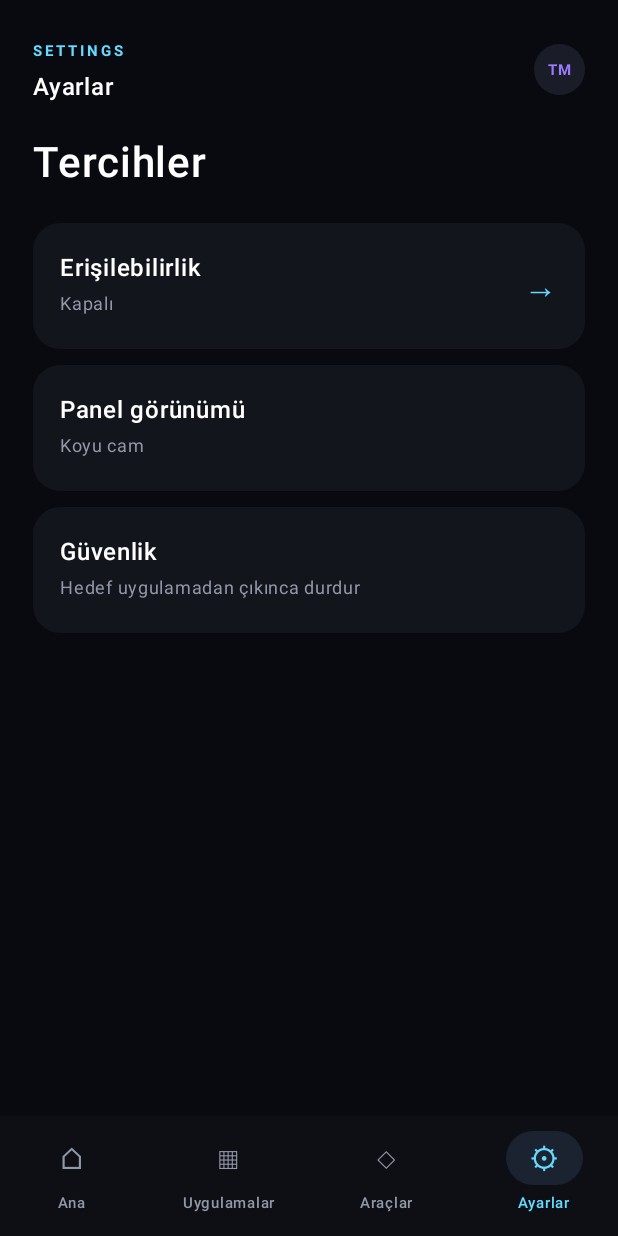
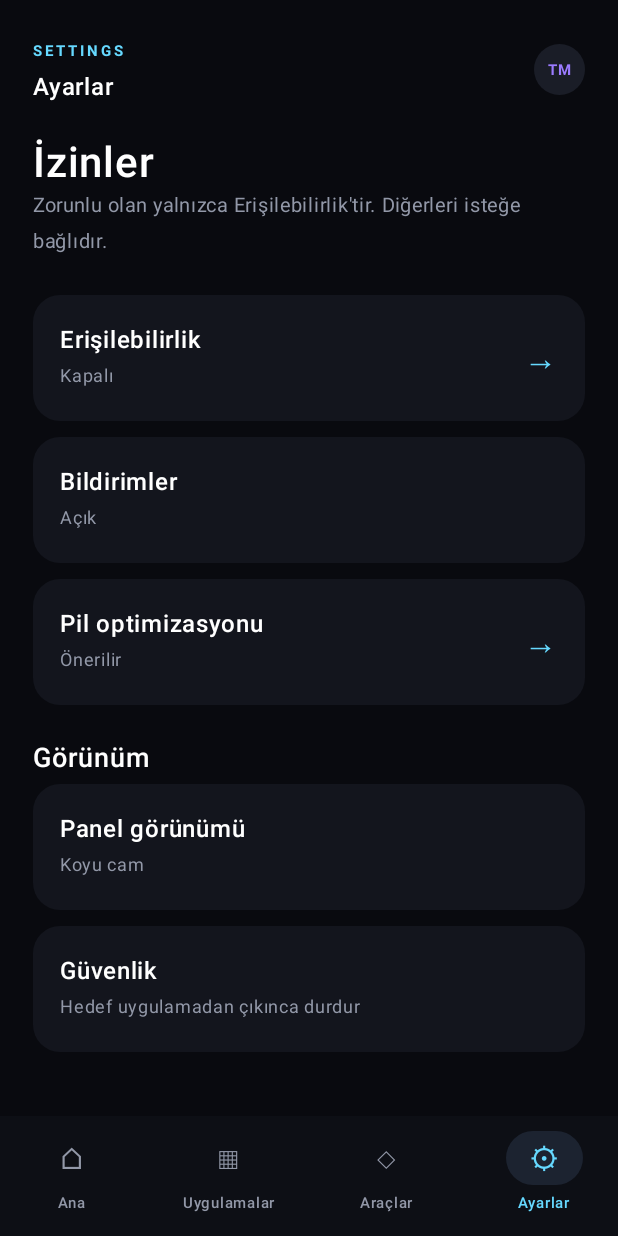
Before and after one commit to ereasaf9-hue/TouchMaster-Pro, an Android app built with Jetpack Compose: the screen it shows after launch (MainActivity), item 4 of the bottom bar chosen, on a phone screen of 412 x 824 dp. Run offline under Robolectric (Android 15) with nearby library versions, the phone set to English and light mode, and no system bars.

Commit message:
Add optional notification and battery permission settings

```diff
--- a/app/src/main/AndroidManifest.xml
+++ b/app/src/main/AndroidManifest.xml
@@ -1,5 +1,7 @@
 <manifest xmlns:android="http://schemas.android.com/apk/res/android">
     <uses-permission android:name="android.permission.VIBRATE" />
+    <uses-permission android:name="android.permission.POST_NOTIFICATIONS" />
+    <uses-permission android:name="android.permission.REQUEST_IGNORE_BATTERY_OPTIMIZATIONS" />
     <queries><intent><action android:name="android.intent.action.MAIN" /><category android:name="android.intent.category.LAUNCHER" /></intent></queries>
     <application android:theme="@style/Theme.TouchMaster" android:label="@string/app_name" android:allowBackup="false" android:supportsRtl="true">
         <activity android:name=".MainActivity" android:exported="true"><intent-filter><action android:name="android.intent.action.MAIN" /><category android:name="android.intent.category.LAUNCHER" /></intent-filter></activity>
--- a/app/src/main/java/com/touchmaster/pro/MainActivity.kt
+++ b/app/src/main/java/com/touchmaster/pro/MainActivity.kt
@@ -1,5 +1,6 @@
 package com.touchmaster.pro
 
+import android.Manifest
 import android.accessibilityservice.AccessibilityServiceInfo
 import android.content.Intent
 import android.graphics.Bitmap
@@ -7,7 +8,10 @@ import android.graphics.Canvas
 import android.graphics.drawable.BitmapDrawable
 import android.graphics.drawable.Drawable
 import android.os.Bundle
+import android.os.Build
+import android.os.PowerManager
 import android.provider.Settings
+import android.net.Uri
 import android.view.accessibility.AccessibilityManager
 import android.widget.Toast
 import androidx.activity.ComponentActivity
@@ -34,6 +38,9 @@ import androidx.compose.ui.platform.LocalContext
 import androidx.compose.ui.text.font.FontWeight
 import androidx.compose.ui.text.style.TextOverflow
 import androidx.compose.ui.unit.dp
+import androidx.lifecycle.Lifecycle
+import androidx.lifecycle.LifecycleEventObserver
+import androidx.lifecycle.compose.LocalLifecycleOwner
 import androidx.compose.ui.unit.sp
 import com.touchmaster.pro.data.AppItem
 import com.touchmaster.pro.data.ClickerSettings
@@ -66,6 +73,11 @@ class MainActivity : ComponentActivity() {
         .getEnabledAccessibilityServiceList(AccessibilityServiceInfo.FEEDBACK_ALL_MASK)
         .any { it.resolveInfo.serviceInfo.packageName == packageName }
 
+    private fun isNotificationGranted() = Build.VERSION.SDK_INT < 33 || checkSelfPermission(Manifest.permission.POST_NOTIFICATIONS) == android.content.pm.PackageManager.PERMISSION_GRANTED
+    private fun isBatteryOptimizationDisabled() = (getSystemService(POWER_SERVICE) as PowerManager).isIgnoringBatteryOptimizations(packageName)
+    private fun requestNotifications() { if (Build.VERSION.SDK_INT >= 33 && !isNotificationGranted()) requestPermissions(arrayOf(Manifest.permission.POST_NOTIFICATIONS), 7001) }
+    private fun requestBatteryOptimization() { if (!isBatteryOptimizationDisabled()) startActivity(Intent(Settings.ACTION_REQUEST_IGNORE_BATTERY_OPTIMIZATIONS, Uri.parse("package:$packageName"))) }
+
     private fun launchApp(app: AppItem) {
         if (!isAccessibilityEnabled()) {
             Toast.makeText(this, "Önce Erişilebilirlik hizmetini etkinleştirin.", Toast.LENGTH_LONG).show()
@@ -85,7 +97,15 @@ class MainActivity : ComponentActivity() {
     private fun TouchMasterApp() {
         var tab by remember { mutableIntStateOf(0) }
         var enabled by remember { mutableStateOf(isAccessibilityEnabled()) }
+        var notifications by remember { mutableStateOf(isNotificationGranted()) }
+        var batteryOptimization by remember { mutableStateOf(isBatteryOptimizationDisabled()) }
         var apps by remember { mutableStateOf<List<AppItem>>(emptyList()) }
+        val lifecycleOwner = LocalLifecycleOwner.current
+        DisposableEffect(lifecycleOwner) {
+            val observer = LifecycleEventObserver { _, event -> if (event == Lifecycle.Event.ON_RESUME) { enabled = isAccessibilityEnabled(); notifications = isNotificationGranted(); batteryOptimization = isBatteryOptimizationDisabled() } }
+            lifecycleOwner.lifecycle.addObserver(observer)
+            onDispose { lifecycleOwner.lifecycle.removeObserver(observer) }
+        }
         LaunchedEffect(Unit) { apps = withContext(Dispatchers.Default) { loadApps() } }
         Scaffold(containerColor = Ink, bottomBar = { BottomBar(tab) { tab = it } }) { padding ->
             Column(Modifier.fillMaxSize().padding(padding)) {
@@ -93,7 +113,7 @@ class MainActivity : ComponentActivity() {
                     0 -> HomeScreen(enabled) { startActivity(Intent(Settings.ACTION_ACCESSIBILITY_SETTINGS)); enabled = isAccessibilityEnabled() }
                     1 -> AppsScreen(apps, ::launchApp)
                     2 -> ToolsScreen()
-                    else -> SettingsScreen(enabled) { startActivity(Intent(Settings.ACTION_ACCESSIBILITY_SETTINGS)); enabled = isAccessibilityEnabled() }
+                    else -> SettingsScreen(enabled, notifications, batteryOptimization, { startActivity(Intent(Settings.ACTION_ACCESSIBILITY_SETTINGS)); enabled = isAccessibilityEnabled() }, { requestNotifications(); notifications = isNotificationGranted() }, { requestBatteryOptimization(); batteryOptimization = isBatteryOptimizationDisabled() })
                 }
             }
         }
@@ -107,19 +127,14 @@ class MainActivity : ComponentActivity() {
             Spacer(Modifier.height(6.dp))
             Text("Oyun ve uygulamalar için sade, görünür dokunma araçları.", color = Muted, fontSize = 14.sp)
             Spacer(Modifier.height(24.dp))
-            Card(shape = RoundedCornerShape(28.dp), colors = CardDefaults.cardColors(containerColor = Panel), modifier = Modifier.fillMaxWidth()) {
+            if (!enabled) Card(shape = RoundedCornerShape(28.dp), colors = CardDefaults.cardColors(containerColor = Panel), modifier = Modifier.fillMaxWidth()) {
                 Box(Modifier.background(Brush.linearGradient(listOf(Color(0xFF25213C), Panel)))) {
                     Column(Modifier.padding(22.dp), verticalArrangement = Arrangement.spacedBy(16.dp)) {
-                        Row(verticalAlignment = Alignment.CenterVertically) {
-                            Box(Modifier.size(48.dp).clip(CircleShape).background(Violet.copy(alpha = .18f)), contentAlignment = Alignment.Center) { Text("✦", color = Violet, fontSize = 24.sp) }
-                            Spacer(Modifier.width(14.dp))
-                            Column { Text("Erişilebilirlik", color = Color.White, fontWeight = FontWeight.Medium); Text(if (enabled) "Hizmet aktif" else "Kurulum gerekiyor", color = if (enabled) Blue else Color(0xFFFFB86B), fontSize = 13.sp) }
-                        }
-                        if (!enabled) Button(onClick = openSettings, shape = RoundedCornerShape(14.dp), colors = ButtonDefaults.buttonColors(containerColor = Violet), modifier = Modifier.fillMaxWidth()) { Text("Hizmeti etkinleştir", color = Ink, fontWeight = FontWeight.Bold) }
-                        else Text("Hazır. Uygulamalarım sekmesinden bir uygulama seçerek paneli açın.", color = Color(0xFFBFC4D2), fontSize = 13.sp)
+                        Row(verticalAlignment = Alignment.CenterVertically) { Box(Modifier.size(48.dp).clip(CircleShape).background(Violet.copy(alpha = .18f)), contentAlignment = Alignment.Center) { Text("✦", color = Violet, fontSize = 24.sp) }; Spacer(Modifier.width(14.dp)); Column { Text("Kurulum gerekiyor", color = Color.White, fontWeight = FontWeight.Medium); Text("Erişilebilirlik hizmetini açın", color = Color(0xFFFFB86B), fontSize = 13.sp) } }
+                        Button(onClick = openSettings, shape = RoundedCornerShape(14.dp), colors = ButtonDefaults.buttonColors(containerColor = Violet), modifier = Modifier.fillMaxWidth()) { Text("Hizmeti etkinleştir", color = Ink, fontWeight = FontWeight.Bold) }
                     }
                 }
-            }
+            } else Card(shape = RoundedCornerShape(28.dp), colors = CardDefaults.cardColors(containerColor = Panel), modifier = Modifier.fillMaxWidth()) { Column(Modifier.padding(22.dp)) { Text("Hazır", color = Blue, fontWeight = FontWeight.SemiBold); Spacer(Modifier.height(6.dp)); Text("Uygulamalarım sekmesinden bir uygulama seçerek başlayın.", color = Color(0xFFBFC4D2), fontSize = 13.sp) } }
             Spacer(Modifier.height(18.dp))
             Row(horizontalArrangement = Arrangement.spacedBy(12.dp), modifier = Modifier.fillMaxWidth()) {
                 MetricCard("01", "Aktif profil", Modifier.weight(1f))
@@ -166,7 +181,7 @@ class MainActivity : ComponentActivity() {
     }
 
     @Composable private fun ToolsScreen() { SimpleSection("Araçlar", "TOOLS", listOf("Auto Clicker" to "Nokta bazlı otomasyon", "Multi Touch" to "Birden fazla hedef", "Swipe" to "Kaydırma hareketleri", "Makrolar" to "Adım adım komutlar")) }
-    @Composable private fun SettingsScreen(enabled: Boolean, openSettings: () -> Unit) { Column(Modifier.fillMaxSize().padding(horizontal = 22.dp)) { Header("Ayarlar", "SETTINGS"); Text("Tercihler", color = Color.White, fontSize = 28.sp, fontWeight = FontWeight.SemiBold); Spacer(Modifier.height(18.dp)); SettingRow("Erişilebilirlik", if (enabled) "Açık" else "Kapalı", if (!enabled) openSettings else null); SettingRow("Panel görünümü", "Koyu cam", null); SettingRow("Güvenlik", "Hedef uygulamadan çıkınca durdur", null) } }
+    @Composable private fun SettingsScreen(enabled: Boolean, notifications: Boolean, batteryOptimization: Boolean, openSettings: () -> Unit, requestNotifications: () -> Unit, requestBatteryOptimization: () -> Unit) { Column(Modifier.fillMaxSize().padding(horizontal = 22.dp)) { Header("Ayarlar", "SETTINGS"); Text("İzinler", color = Color.White, fontSize = 28.sp, fontWeight = FontWeight.SemiBold); Text("Zorunlu olan yalnızca Erişilebilirlik'tir. Diğerleri isteğe bağlıdır.", color = Muted, fontSize = 13.sp); Spacer(Modifier.height(18.dp)); SettingRow("Erişilebilirlik", if (enabled) "Açık" else "Kapalı", if (!enabled) openSettings else null); if (Build.VERSION.SDK_INT >= 33) SettingRow("Bildirimler", if (notifications) "Açık" else "Önerilir", if (!notifications) requestNotifications else null); SettingRow("Pil optimizasyonu", if (batteryOptimization) "Devre dışı" else "Önerilir", if (!batteryOptimization) requestBatteryOptimization else null); Spacer(Modifier.height(18.dp)); Text("Görünüm", color = Color.White, fontSize = 18.sp, fontWeight = FontWeight.SemiBold); SettingRow("Panel görünümü", "Koyu cam", null); SettingRow("Güvenlik", "Hedef uygulamadan çıkınca durdur", null) } }
     @Composable private fun SimpleSection(title: String, eyebrow: String, rows: List<Pair<String, String>>) { Column(Modifier.fillMaxSize().padding(horizontal = 22.dp)) { Header(title, eyebrow); Text(title, color = Color.White, fontSize = 28.sp, fontWeight = FontWeight.SemiBold); Spacer(Modifier.height(18.dp)); rows.forEach { (a, b) -> SettingRow(a, b, null) } } }
     @Composable private fun SettingRow(title: String, subtitle: String, action: (() -> Unit)?) { Card(onClick = { action?.invoke() }, shape = RoundedCornerShape(18.dp), colors = CardDefaults.cardColors(containerColor = Panel), modifier = Modifier.fillMaxWidth().padding(vertical = 5.dp)) { Row(Modifier.padding(18.dp), verticalAlignment = Alignment.CenterVertically) { Column(Modifier.weight(1f)) { Text(title, color = Color.White, fontWeight = FontWeight.Medium); Text(subtitle, color = Muted, fontSize = 12.sp) }; if (action != null) Text("→", color = Blue, fontSize = 22.sp) } } }
     @Composable private fun MetricCard(value: String, label: String, modifier: Modifier) { Card(shape = RoundedCornerShape(18.dp), colors = CardDefaults.cardColors(containerColor = Panel), modifier = modifier) { Column(Modifier.padding(16.dp)) { Text(value, color = Blue, fontSize = 22.sp, fontWeight = FontWeight.SemiBold); Text(label, color = Muted, fontSize = 12.sp) } } }
```
Also changed, not shown: 1 other file.
